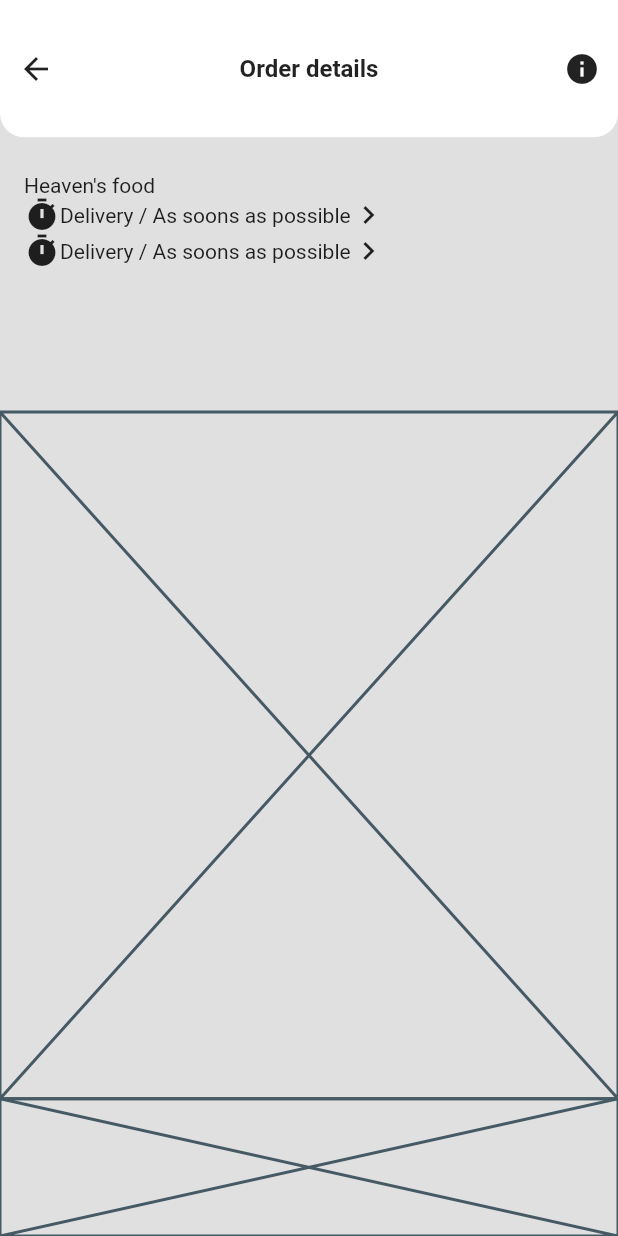
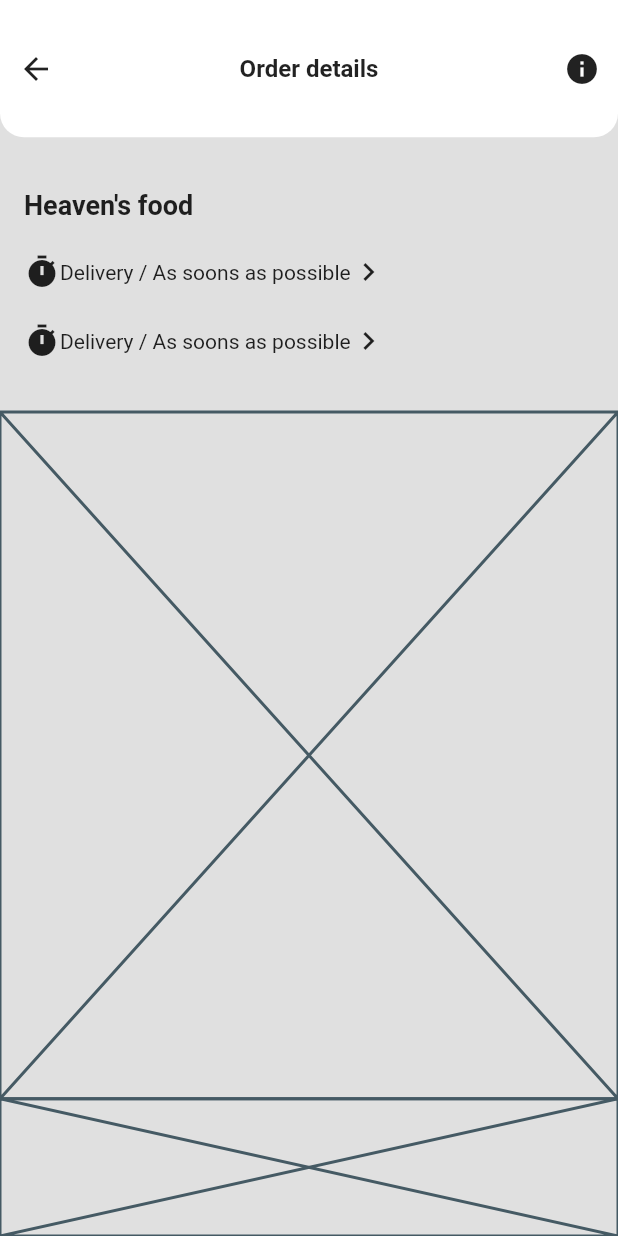
Before and after one commit to JAICHANGPARK/flutter_notebook_11th_story, a Flutter app: the screen it shows after launch, item 2 of the bottom bar chosen, on a phone screen of 412 x 824 dp. Run offline on Flutter 3.47's test engine with Material 2 defaults, Android fonts, the phone set to English and light mode, and no system bars; our stand-ins replace backdrop, badges, flutter_inner_drawer, flutter_slidable, flutter_swiper, google_fonts; network calls fail.

Commit message:
Update food_order_page.dart

```diff
--- a/lib/ep744_food_app/ui/food_order_page.dart
+++ b/lib/ep744_food_app/ui/food_order_page.dart
@@ -40,11 +40,18 @@ class _FoodOrderPageState extends State<FoodOrderPage> {
             Expanded(
                 flex: 4,
                 child: Padding(
-                  padding: const EdgeInsets.only(top: 24, left: 16, right: 16),
+                  padding: const EdgeInsets.only(top: 24, left: 16, right: 16, bottom: 24),
                   child: Column(
+                    mainAxisAlignment: MainAxisAlignment.spaceAround,
                     crossAxisAlignment: CrossAxisAlignment.start,
                     children: [
-                      Text("Heaven's food"),
+                      Text(
+                        "Heaven's food",
+                        style: TextStyle(
+                          fontSize: 18,
+                          fontWeight: FontWeight.bold,
+                        ),
+                      ),
                       Row(
                         children: [
                           Icon(Icons.timer),
```
